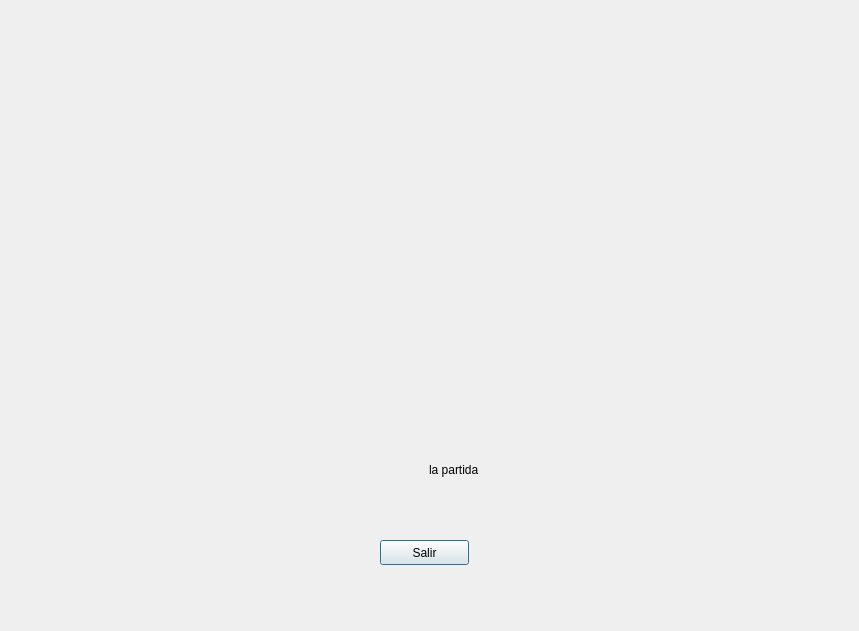
Qt form UI/dialog.ui (axlserial/rpc-distribuidos) before a commit.
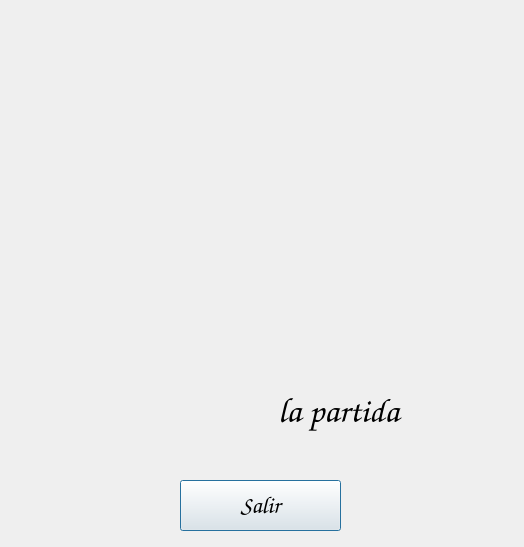
The same form after that commit. Icons and pictures are not drawn.

The edit to the form file:
```diff
--- a/UI/dialog.ui
+++ b/UI/dialog.ui
@@ -6,8 +6,8 @@
    <rect>
     <x>0</x>
     <y>0</y>
-    <width>859</width>
-    <height>631</height>
+    <width>524</width>
+    <height>547</height>
    </rect>
   </property>
   <property name="windowTitle">
@@ -20,8 +20,8 @@
   <widget class="QLabel" name="image_label">
    <property name="geometry">
     <rect>
-     <x>220</x>
-     <y>40</y>
+     <x>70</x>
+     <y>0</y>
      <width>381</width>
      <height>361</height>
     </rect>
@@ -39,15 +39,30 @@
   <widget class="QWidget" name="gridLayoutWidget">
    <property name="geometry">
     <rect>
-     <x>260</x>
-     <y>430</y>
-     <width>331</width>
-     <height>80</height>
+     <x>60</x>
+     <y>370</y>
+     <width>406</width>
+     <height>81</height>
     </rect>
    </property>
    <layout class="QGridLayout" name="gridLayout">
+    <property name="horizontalSpacing">
+     <number>30</number>
+    </property>
+    <property name="verticalSpacing">
+     <number>0</number>
+    </property>
     <item row="0" column="0">
      <widget class="QLabel" name="status_label">
+      <property name="font">
+       <font>
+        <family>Comic Sans MS</family>
+        <pointsize>26</pointsize>
+        <weight>75</weight>
+        <italic>true</italic>
+        <bold>true</bold>
+       </font>
+      </property>
       <property name="text">
        <string/>
       </property>
@@ -55,6 +70,15 @@
     </item>
     <item row="0" column="1">
      <widget class="QLabel" name="label_2">
+      <property name="font">
+       <font>
+        <family>Comic Sans MS</family>
+        <pointsize>26</pointsize>
+        <weight>75</weight>
+        <italic>true</italic>
+        <bold>true</bold>
+       </font>
+      </property>
       <property name="text">
        <string>la partida</string>
       </property>
@@ -65,12 +89,18 @@
   <widget class="QPushButton" name="exit_button">
    <property name="geometry">
     <rect>
-     <x>380</x>
-     <y>540</y>
-     <width>89</width>
-     <height>25</height>
+     <x>180</x>
+     <y>480</y>
+     <width>161</width>
+     <height>51</height>
     </rect>
    </property>
+   <property name="font">
+    <font>
+     <family>Comic Sans MS</family>
+     <pointsize>18</pointsize>
+    </font>
+   </property>
    <property name="text">
     <string>Salir</string>
    </property>
```
